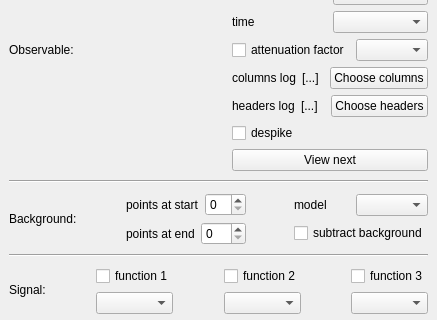
Old version of the form gui/iint-gui.ui in the repository syncope/adapt; both pictures show x 0 to 437 and y 168 to 488 of the 437 by 684 pixel window.
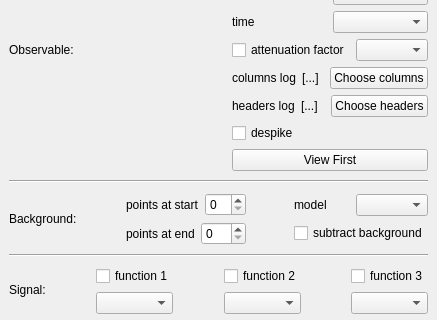
New version of the form.

Commit message: fiddling with the drawing interface; not happy yet

What changed in the file:
```diff
--- a/gui/iint-gui.ui
+++ b/gui/iint-gui.ui
@@ -784,7 +784,7 @@
           <item>
            <widget class="QPushButton" name="observableVIEW">
             <property name="text">
-             <string>View next</string>
+             <string>View First</string>
             </property>
            </widget>
           </item>
```
The commit also changes 2 other files.
